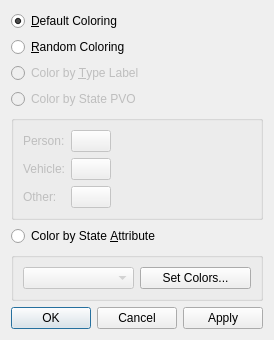
This is Applications/VpView/vpTrackColorDialog.ui in Kitware/vivia as Qt 5 draws it before an edit. The edited form follows.
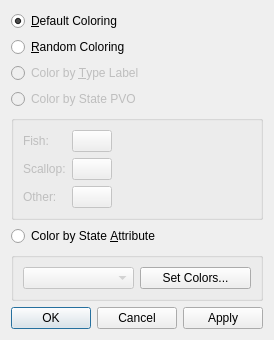
This is the edited form. Custom widgets are drawn as their Qt base class.

Commit message: Replace people with fish

```diff
--- a/Applications/VpView/vpTrackColorDialog.ui
+++ b/Applications/VpView/vpTrackColorDialog.ui
@@ -69,7 +69,7 @@
          <string>This color will be used to draw thinner lines and shapes related to the event (e.g. paths, head outlines).</string>
         </property>
         <property name="text">
-         <string>Person:</string>
+         <string>Fish:</string>
         </property>
        </widget>
       </item>
@@ -92,7 +92,7 @@
          <string>This color will be used to draw thinner lines and shapes related to the event (e.g. paths, head outlines).</string>
         </property>
         <property name="text">
-         <string>Vehicle:</string>
+         <string>Scallop:</string>
         </property>
        </widget>
       </item>
```
Left out of the diff: 8 changed lines with no effect on the pictures. The commit also changes 51 other files.
